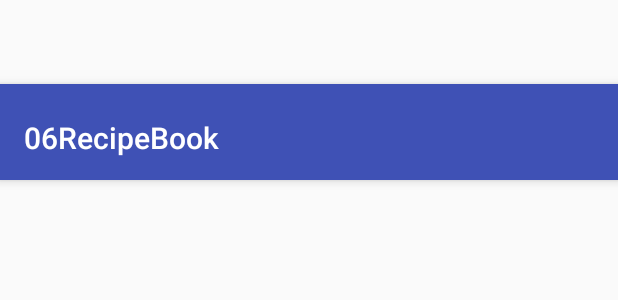
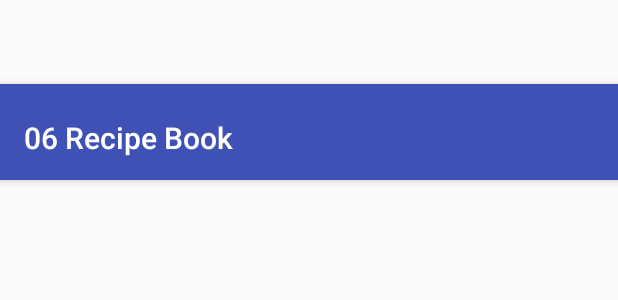
Before and after one commit to Silvostok/06RecipesBook, an Android app: the layout activity_main.xml on its own in the app's theme, with its tools: preview values and no code run, on a phone screen of 412 x 824 dp. Shown: the top 300 px of the screen. Run offline under Robolectric (Android 15) with nearby library versions, the phone set to English and light mode, and no system bars.

Commit message:
rename
rename

```diff
--- a/app/src/main/res/values/strings.xml
+++ b/app/src/main/res/values/strings.xml
@@ -1,5 +1,5 @@
 <resources>
-    <string name="app_name">06RecipeBook</string>
+    <string name="app_name">06 Recipe Book</string>
     <string name="action_settings">Settings</string>
-    <string name="section_format">Hello World from section: %1$d</string>
+    <string name="section_format">Section: %1$d</string>
 </resources>
```
